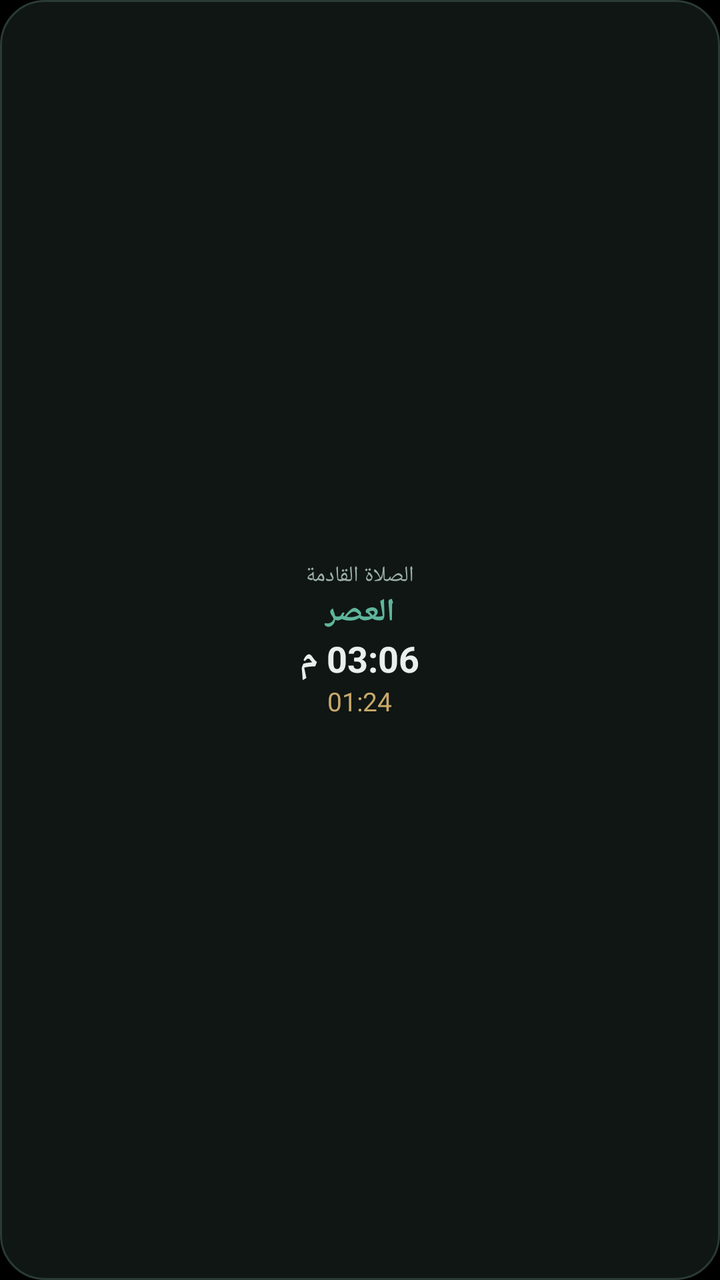
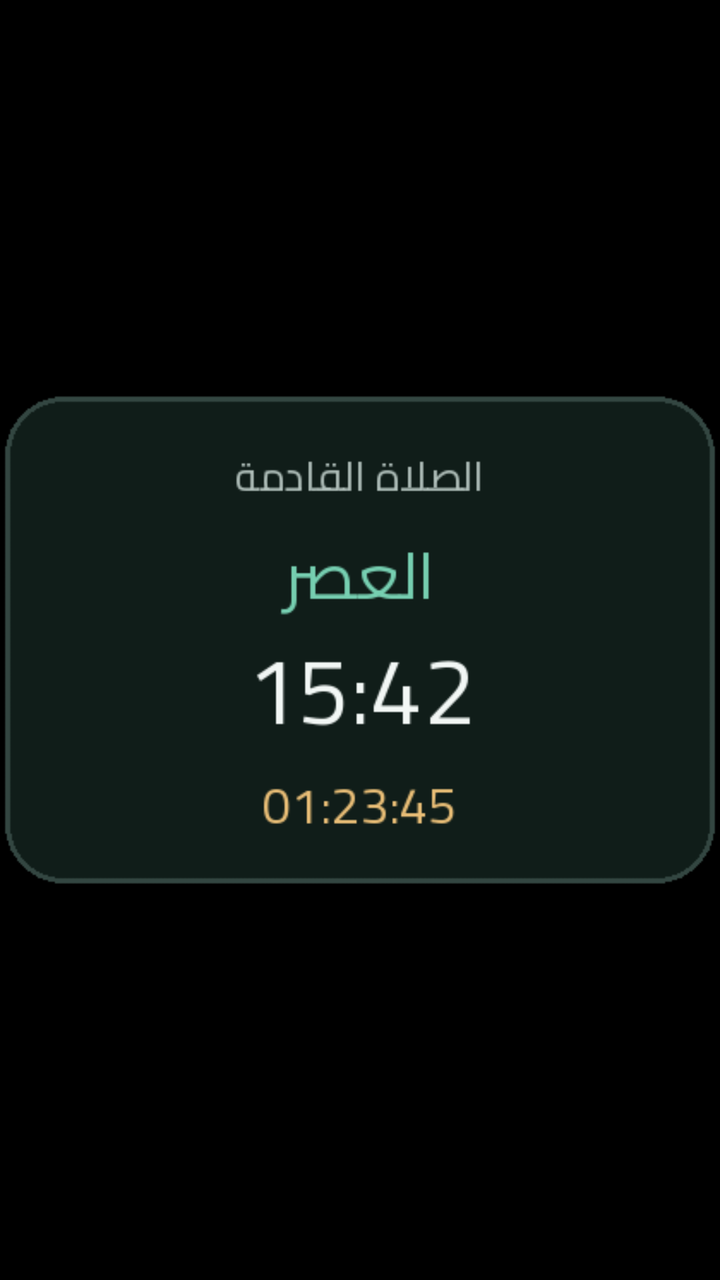

Before-and-after screenshots of an Android layout around one commit, followed by the original layout XML and the change that was made.
<!-- AndroidManifest.xml: application theme LaunchTheme -->
<!-- res/layout/widget_small_preview.xml -->
<?xml version='1.0' encoding='utf-8'?>
<LinearLayout xmlns:android="http://schemas.android.com/apk/res/android" android:id="@+id/widget_root" android:layout_width="match_parent" android:layout_height="match_parent" android:orientation="vertical" android:background="@drawable/widget_bg" android:padding="10dp" android:gravity="center">
    <TextView android:layout_width="wrap_content" android:layout_height="wrap_content" android:text="الصلاة القادمة" android:textColor="#9DB0AA" android:textSize="11sp" />
    <TextView android:id="@+id/w_name" android:layout_width="wrap_content" android:layout_height="wrap_content" android:text="العصر" android:gravity="center" android:textColor="#5FB59B" android:textSize="16sp" android:textStyle="bold" />
    <TextView android:id="@+id/w_time" android:layout_width="wrap_content" android:layout_height="wrap_content" android:textColor="#E8EFEC" android:textSize="18sp" android:textStyle="bold" android:text="03:06 م" />
    <TextView android:id="@+id/w_count" android:layout_width="wrap_content" android:layout_height="wrap_content" android:textColor="#C9A86A" android:textSize="13sp" android:text="01:24" />
</LinearLayout>
<!-- resources referenced by this layout -->
<resources>
  <!-- drawable widget_bg (drawable) -->
  <?xml version="1.0" encoding="utf-8"?>
  <shape xmlns:android="http://schemas.android.com/apk/res/android" android:shape="rectangle">
      <solid android:color="#F2101816" />
      <corners android:radius="22dp" />
      <stroke android:width="1dp" android:color="#2A3A36" />
  </shape>
  <style name="LaunchTheme" parent="@android:style/Theme.Black.NoTitleBar">
          <item name="android:windowBackground">@color/launch_background</item>
          <item name="android:windowFullscreen">false</item>
          <item name="android:windowLightStatusBar">false</item>
          <item name="android:windowLightNavigationBar">false</item>
          <item name="android:statusBarColor">#000000</item>
          <item name="android:navigationBarColor">#000000</item>
          <item name="android:windowAnimationStyle">@null</item>
      </style>
  <color name="launch_background">#000000</color>
</resources>

<!-- the commit's change to res/layout/widget_small_preview.xml (unified diff, before → after) -->
@@ -1,7 +1,7 @@
-<?xml version='1.0' encoding='utf-8'?>
-<LinearLayout xmlns:android="http://schemas.android.com/apk/res/android" android:id="@+id/widget_root" android:layout_width="match_parent" android:layout_height="match_parent" android:orientation="vertical" android:background="@drawable/widget_bg" android:padding="10dp" android:gravity="center">
-    <TextView android:layout_width="wrap_content" android:layout_height="wrap_content" android:text="الصلاة القادمة" android:textColor="#9DB0AA" android:textSize="11sp" />
-    <TextView android:id="@+id/w_name" android:layout_width="wrap_content" android:layout_height="wrap_content" android:text="العصر" android:gravity="center" android:textColor="#5FB59B" android:textSize="16sp" android:textStyle="bold" />
-    <TextView android:id="@+id/w_time" android:layout_width="wrap_content" android:layout_height="wrap_content" android:textColor="#E8EFEC" android:textSize="18sp" android:textStyle="bold" android:text="03:06 م" />
-    <TextView android:id="@+id/w_count" android:layout_width="wrap_content" android:layout_height="wrap_content" android:textColor="#C9A86A" android:textSize="13sp" android:text="01:24" />
-</LinearLayout>
+<?xml version="1.0" encoding="utf-8"?>
+<ImageView xmlns:android="http://schemas.android.com/apk/res/android"
+    android:layout_width="match_parent"
+    android:layout_height="match_parent"
+    android:contentDescription="@string/widget_small_picker_description"
+    android:scaleType="fitCenter"
+    android:src="@drawable/preview_small" />
<!-- resource entries referenced after the edit -->
@@ -1,12 +1,7 @@
 <!-- resources referenced by this layout -->
 <resources>
-  <!-- drawable widget_bg (drawable) -->
-  <?xml version="1.0" encoding="utf-8"?>
-  <shape xmlns:android="http://schemas.android.com/apk/res/android" android:shape="rectangle">
-      <solid android:color="#F2101816" />
-      <corners android:radius="22dp" />
-      <stroke android:width="1dp" android:color="#2A3A36" />
-  </shape>
+  <!-- drawable preview_small: png bitmap (drawable-nodpi, 9383 bytes) -->
+  <string name="widget_small_picker_description">اسم الصلاة القادمة ووقتها والعد التنازلي</string>
   <style name="LaunchTheme" parent="@android:style/Theme.Black.NoTitleBar">
           <item name="android:windowBackground">@color/launch_background</item>
           <item name="android:windowFullscreen">false</item>
